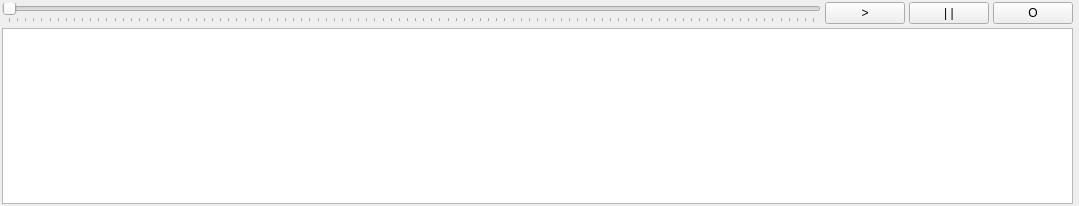
Before: the Qt Designer form GUI/AnimationPanel.ui in maximlevitsky/animations-editor-bdmorph, drawn with Qt 5.
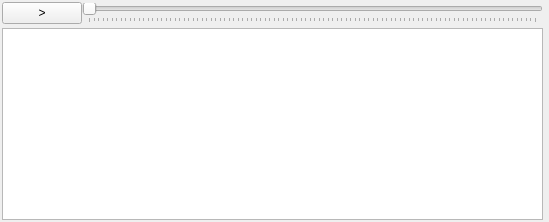
After: the same form once the commit is applied.

```diff
--- a/GUI/AnimationPanel.ui
+++ b/GUI/AnimationPanel.ui
@@ -6,8 +6,8 @@
    <rect>
     <x>0</x>
     <y>0</y>
-    <width>1079</width>
-    <height>206</height>
+    <width>549</width>
+    <height>222</height>
    </rect>
   </property>
   <property name="features">
@@ -38,16 +38,9 @@
     </property>
     <item>
      <layout class="QHBoxLayout" name="horizontalLayout">
-      <item>
-       <widget class="QSlider" name="sliderAnimationTime">
-        <property name="orientation">
-         <enum>Qt::Horizontal</enum>
-        </property>
-        <property name="tickPosition">
-         <enum>QSlider::TicksBelow</enum>
-        </property>
-       </widget>
-      </item>
+      <property name="spacing">
+       <number>0</number>
+      </property>
       <item>
        <widget class="QPushButton" name="btnAnimationPlay">
         <property name="sizePolicy">
@@ -62,30 +55,32 @@
        </widget>
       </item>
       <item>
-       <widget class="QPushButton" name="btnAnimationPause">
-        <property name="text">
-         <string>| |</string>
+       <widget class="QSlider" name="sliderAnimationTime">
+        <property name="orientation">
+         <enum>Qt::Horizontal</enum>
         </property>
-       </widget>
-      </item>
-      <item>
-       <widget class="QPushButton" name="btnAnimationStop">
-        <property name="text">
-         <string>O</string>
+        <property name="tickPosition">
+         <enum>QSlider::TicksBelow</enum>
         </property>
        </widget>
       </item>
      </layout>
     </item>
     <item>
-     <widget class="QListView" name="listView">
-      <property name="horizontalScrollBarPolicy">
-       <enum>Qt::ScrollBarAsNeeded</enum>
+     <widget class="QListWidget" name="lstKeyFrames">
+      <property name="minimumSize">
+       <size>
+        <width>0</width>
+        <height>160</height>
+       </size>
+      </property>
+      <property name="selectionMode">
+       <enum>QAbstractItemView::SingleSelection</enum>
       </property>
       <property name="iconSize">
        <size>
-        <width>512</width>
-        <height>512</height>
+        <width>128</width>
+        <height>128</height>
        </size>
       </property>
       <property name="verticalScrollMode">
@@ -97,8 +92,20 @@
       <property name="flow">
        <enum>QListView::LeftToRight</enum>
       </property>
+      <property name="isWrapping" stdset="0">
+       <bool>false</bool>
+      </property>
+      <property name="resizeMode">
+       <enum>QListView::Adjust</enum>
+      </property>
       <property name="viewMode">
-       <enum>QListView::IconMode</enum>
+       <enum>QListView::ListMode</enum>
+      </property>
+      <property name="uniformItemSizes">
+       <bool>true</bool>
+      </property>
+      <property name="selectionRectVisible">
+       <bool>true</bool>
       </property>
      </widget>
     </item>
```
Left out of the diff: 3 changed lines with no effect on the pictures.
